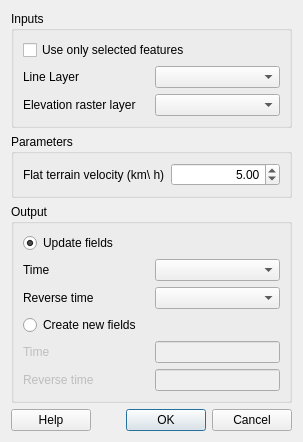
Above: ui_walkingtime.ui from SrNetoChan/WalkingTime before the change. Below: the same form after it.
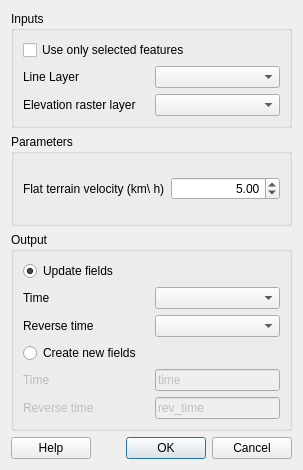
That is the form after the change.

Commit message: code clean + autofill and choose of fields in Dialog

```diff
--- a/ui_walkingtime.ui
+++ b/ui_walkingtime.ui
@@ -7,7 +7,7 @@
     <x>0</x>
     <y>0</y>
     <width>303</width>
-    <height>396</height>
+    <height>470</height>
    </rect>
   </property>
   <property name="sizePolicy">
@@ -180,6 +180,9 @@
             <verstretch>0</verstretch>
            </sizepolicy>
           </property>
+          <property name="text">
+           <string>rev_time</string>
+          </property>
          </widget>
         </item>
         <item row="4" column="1">
@@ -193,6 +196,9 @@
             <verstretch>0</verstretch>
            </sizepolicy>
           </property>
+          <property name="text">
+           <string>time</string>
+          </property>
          </widget>
         </item>
        </layout>
```
The commit also changes 3 other files.
